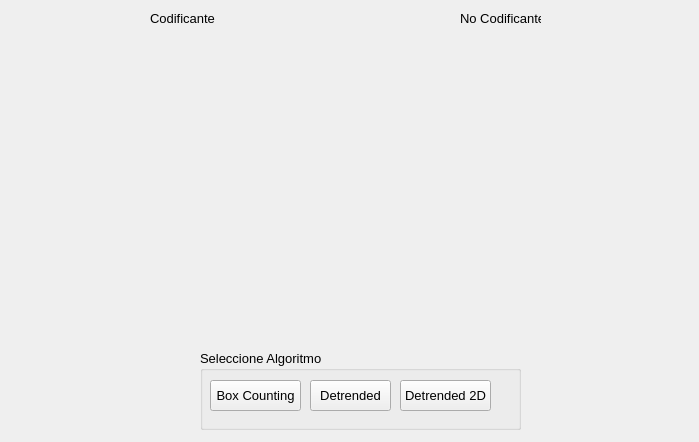
juancho270/TrabajoGrado, file Gui2.ui: the form before one commit.
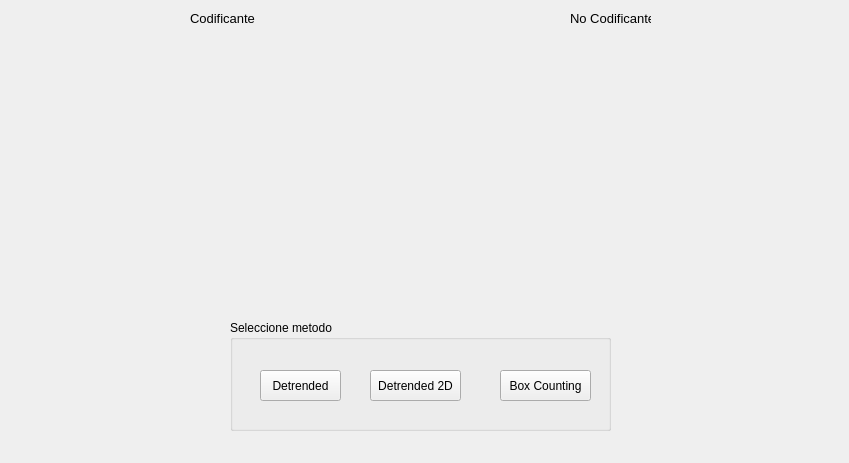
The form after the commit.

Commit message: Detrended y organizacion de archivos: se organizan los archivos resultantes del proceo y se guardan en su corresponiente carpeta

```diff
--- a/Gui2.ui
+++ b/Gui2.ui
@@ -6,8 +6,8 @@
    <rect>
     <x>0</x>
     <y>0</y>
-    <width>699</width>
-    <height>442</height>
+    <width>849</width>
+    <height>463</height>
    </rect>
   </property>
   <property name="windowTitle">
@@ -16,7 +16,7 @@
   <widget class="QLabel" name="label_3">
    <property name="geometry">
     <rect>
-     <x>150</x>
+     <x>190</x>
      <y>10</y>
      <width>71</width>
      <height>16</height>
@@ -34,7 +34,7 @@
   <widget class="QLabel" name="label_4">
    <property name="geometry">
     <rect>
-     <x>460</x>
+     <x>570</x>
      <y>10</y>
      <width>81</width>
      <height>16</height>
@@ -49,28 +49,49 @@
     <string>No Codificante</string>
    </property>
   </widget>
-  <widget class="QGroupBox" name="groupBox">
+  <widget class="QLabel" name="labelImgCod">
    <property name="geometry">
     <rect>
-     <x>200</x>
-     <y>350</y>
-     <width>321</width>
-     <height>80</height>
+     <x>60</x>
+     <y>40</y>
+     <width>341</width>
+     <height>271</height>
     </rect>
    </property>
-   <property name="font">
-    <font>
-     <pointsize>10</pointsize>
-    </font>
+   <property name="text">
+    <string/>
+   </property>
+  </widget>
+  <widget class="QLabel" name="labelImgNoCod">
+   <property name="geometry">
+    <rect>
+     <x>460</x>
+     <y>40</y>
+     <width>341</width>
+     <height>271</height>
+    </rect>
+   </property>
+   <property name="text">
+    <string/>
+   </property>
+  </widget>
+  <widget class="QGroupBox" name="groupBox_2">
+   <property name="geometry">
+    <rect>
+     <x>230</x>
+     <y>320</y>
+     <width>381</width>
+     <height>111</height>
+    </rect>
    </property>
    <property name="title">
-    <string>Seleccione Algoritmo</string>
+    <string>Seleccione metodo</string>
    </property>
    <widget class="QPushButton" name="btnBoxCounting">
     <property name="geometry">
      <rect>
-      <x>10</x>
-      <y>30</y>
+      <x>270</x>
+      <y>50</y>
       <width>91</width>
       <height>31</height>
      </rect>
@@ -79,11 +100,24 @@
      <string>Box Counting</string>
     </property>
    </widget>
+   <widget class="QPushButton" name="btnDetrended2D">
+    <property name="geometry">
+     <rect>
+      <x>140</x>
+      <y>50</y>
+      <width>91</width>
+      <height>31</height>
+     </rect>
+    </property>
+    <property name="text">
+     <string>Detrended 2D</string>
+    </property>
+   </widget>
    <widget class="QPushButton" name="btnDetrrended">
     <property name="geometry">
      <rect>
-      <x>110</x>
-      <y>30</y>
+      <x>30</x>
+      <y>50</y>
       <width>81</width>
       <height>31</height>
      </rect>
@@ -92,45 +126,6 @@
      <string>Detrended</string>
     </property>
    </widget>
-   <widget class="QPushButton" name="btnDetrended2D">
-    <property name="geometry">
-     <rect>
-      <x>200</x>
-      <y>30</y>
-      <width>91</width>
-      <height>31</height>
-     </rect>
-    </property>
-    <property name="text">
-     <string>Detrended 2D</string>
-    </property>
-   </widget>
-  </widget>
-  <widget class="QLabel" name="labelImgCod">
-   <property name="geometry">
-    <rect>
-     <x>30</x>
-     <y>40</y>
-     <width>301</width>
-     <height>271</height>
-    </rect>
-   </property>
-   <property name="text">
-    <string/>
-   </property>
-  </widget>
-  <widget class="QLabel" name="labelImgNoCod">
-   <property name="geometry">
-    <rect>
-     <x>360</x>
-     <y>40</y>
-     <width>301</width>
-     <height>271</height>
-    </rect>
-   </property>
-   <property name="text">
-    <string/>
-   </property>
   </widget>
  </widget>
  <resources>
```
The commit also changes 43 other files.
